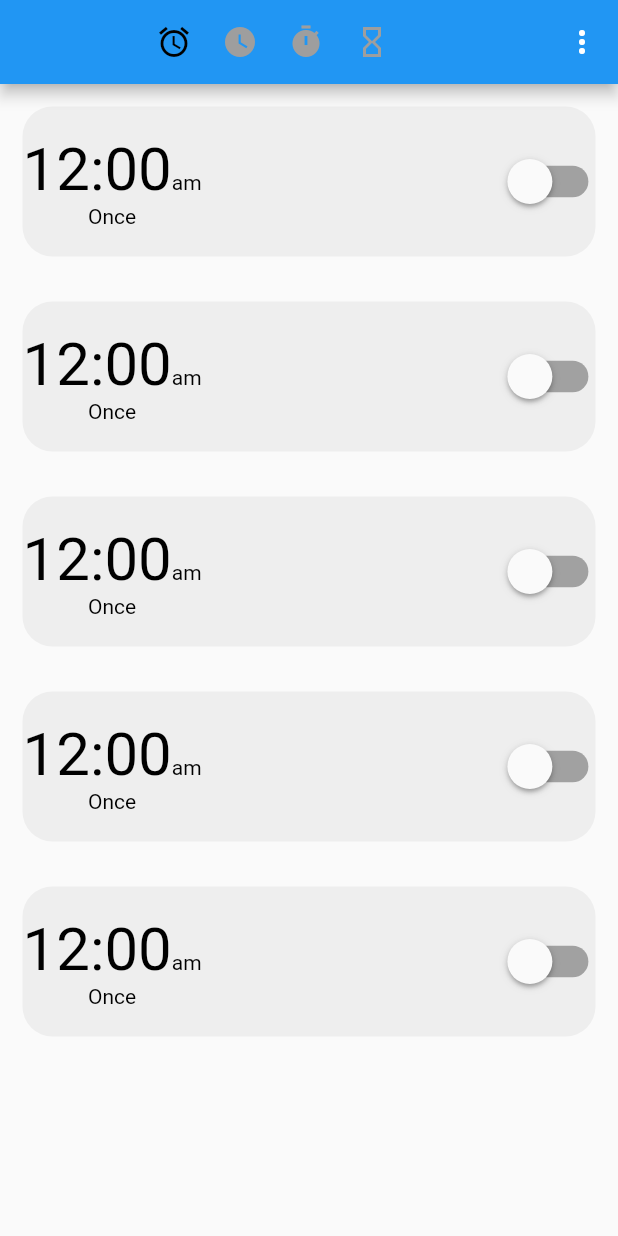
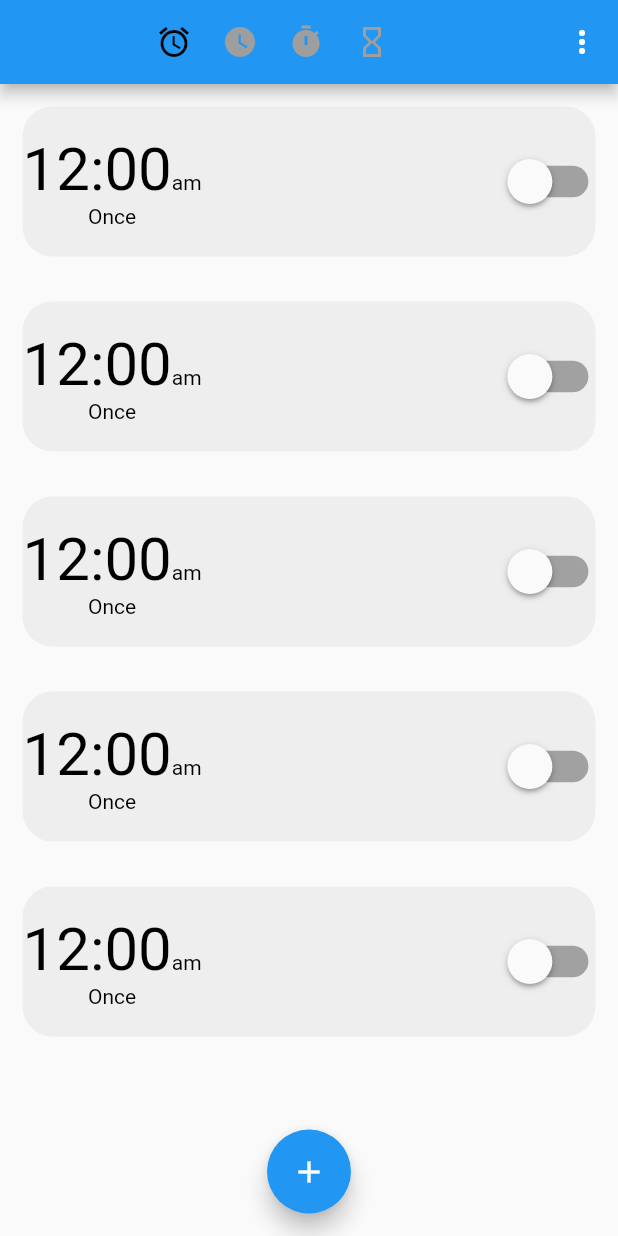
Before and after one commit to 20sw084/Clock, a Flutter app: the screen it shows after launch, on a phone screen of 412 x 824 dp. Run offline on Flutter 3.47's test engine with Material 2 defaults, Android fonts, the phone set to English and light mode, and no system bars.

Commit message:
2nd prt UI done

```diff
--- a/lib/static_screen.dart
+++ b/lib/static_screen.dart
@@ -10,6 +10,7 @@ class AlarmScreen extends StatefulWidget {
 
 class _AlarmScreenState extends State<AlarmScreen> {
   int whichActionSelected = 1;
+  int alarmItems = 5;
   @override
   Widget build(BuildContext context) {
     return SafeArea(
@@ -27,9 +28,7 @@ class _AlarmScreenState extends State<AlarmScreen> {
                         (whichActionSelected == 1) ? Colors.black : Colors.grey,
                   ),
                   onTap: () {
-                    setState(
-                      () => whichActionSelected = 1
-                    );
+                    setState(() => whichActionSelected = 1);
                   },
                 ),
                 SizedBox(
@@ -65,7 +64,9 @@ class _AlarmScreenState extends State<AlarmScreen> {
                           ? Colors.black
                           : Colors.grey),
                   onTap: () {
-                    setState(() => whichActionSelected = 4,);
+                    setState(
+                      () => whichActionSelected = 4,
+                    );
                   },
                 ),
               ],
@@ -75,37 +76,80 @@ class _AlarmScreenState extends State<AlarmScreen> {
             PopupMenuButton(
                 // add icon, by default "3 dot" icon
                 // icon: Icon(Icons.book)
-                itemBuilder: (context){
+                itemBuilder: (context) {
               return [
                 PopupMenuItem<int>(
                   value: 0,
                   child: Text("Settings"),
                 ),
               ];
-                },
-                onSelected:(value){
-                  if(value == 0){
+            }, onSelected: (value) {
+              if (value == 0) {
                 // TODO: theme chnge on screen
                 print("Settings Screen here.");
               }
-                }
-            ),
+            }),
           ],
         ),
         // backgroundColor: Colors.black,
         body: (whichActionSelected == 1)
-            ? ListView.builder(
-                itemCount: 5,
+            ? Stack(
+                alignment: Alignment.bottomCenter,
+                children: [
+                  ListView.builder(
+                    itemCount: alarmItems,
                     itemBuilder: (context, index) {
                       return AlarmCard();
                     },
+                  ),
+                  Padding(
+                    padding: const EdgeInsets.all(15.0),
+                    child: FloatingActionButton(
+                      onPressed: (() {
+                        setState(() {
+                          alarmItems++;
+                        });
+                      }),
+                      child: Icon(Icons.add),
+                    ),
+                  ),
+                ],
               )
             : ((whichActionSelected == 2)
-                ? ListView.builder(
-                    itemCount: 4,
+                ? Column(
+                  children: [
+                    Padding(
+                      padding: const EdgeInsets.all(50.0),
+                      child: Column(
+                        children: [
+                          Text("06:30:50",style: TextStyle(fontSize: 40,fontWeight: FontWeight.bold),),
+                          Text("Current: 26/05/2023"),
+                        ],
+                      ),
+                    ),
+                    Expanded(
+                      child: Stack(
+                        alignment: Alignment.bottomCenter,
+                        children: [
+                          ListView.builder(
+                            scrollDirection: Axis.vertical,
+                            // shrinkWrap: true,
+                            itemCount: 10,
                             itemBuilder: (context, index) {
                               return AlarmCard();
                             },
+                          ),
+                          Padding(
+                            padding: const EdgeInsets.all(15.0),
+                            child: FloatingActionButton(
+                              onPressed: null,
+                              child: Icon(Icons.add),
+                            ),
+                          ),
+                        ],
+                      ),
+                    ),
+                  ],
                 )
                 : ((whichActionSelected == 3)
                     ? ListView.builder(
```
Lines whose indentation alone changed are shown as unchanged.
